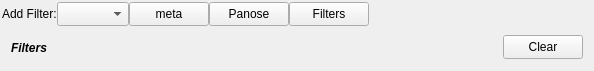
Qt form src/filterbar.ui (fontmatrix/fontmatrix) before a commit.
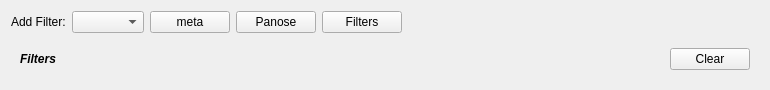
The same form after that commit.

Commit message: Adjusted - display of preview list

What changed in the file:
```diff
--- a/src/filterbar.ui
+++ b/src/filterbar.ui
@@ -6,21 +6,17 @@
    <rect>
     <x>0</x>
     <y>0</y>
-    <width>594</width>
-    <height>71</height>
+    <width>770</width>
+    <height>67</height>
    </rect>
   </property>
   <property name="windowTitle">
    <string>Form</string>
   </property>
   <layout class="QGridLayout" name="gridLayout">
-   <property name="verticalSpacing">
-    <number>0</number>
-   </property>
-   <property name="margin">
-    <number>2</number>
-   </property>
    <item row="0" column="0">
+    <layout class="QVBoxLayout" name="verticalLayout">
+     <item>
     <layout class="QHBoxLayout" name="horizontalLayout_3">
      <property name="sizeConstraint">
       <enum>QLayout::SetFixedSize</enum>
@@ -100,7 +96,7 @@
      </item>
     </layout>
    </item>
-   <item row="1" column="0">
+     <item>
     <widget class="QWidget" name="filterListBar" native="true">
      <layout class="QHBoxLayout" name="fLayout">
       <item>
@@ -161,6 +157,8 @@
       </item>
      </layout>
     </widget>
+     </item>
+    </layout>
    </item>
   </layout>
  </widget>
```
Lines whose indentation alone changed are shown as unchanged. The commit also changes 2 other files.
